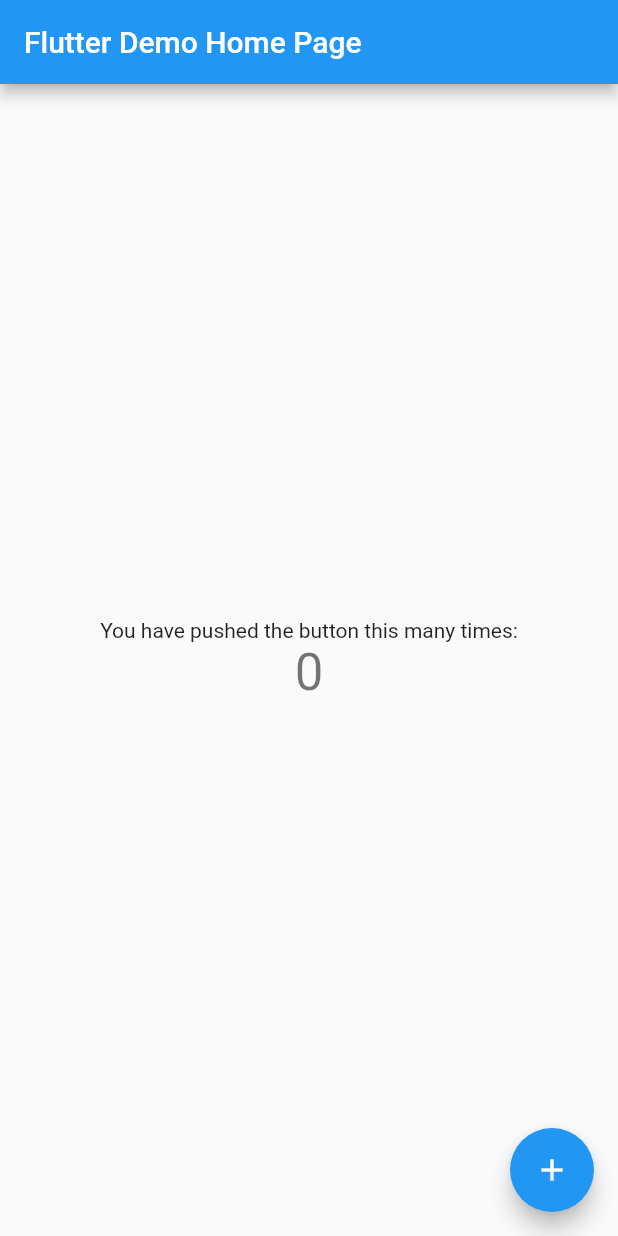
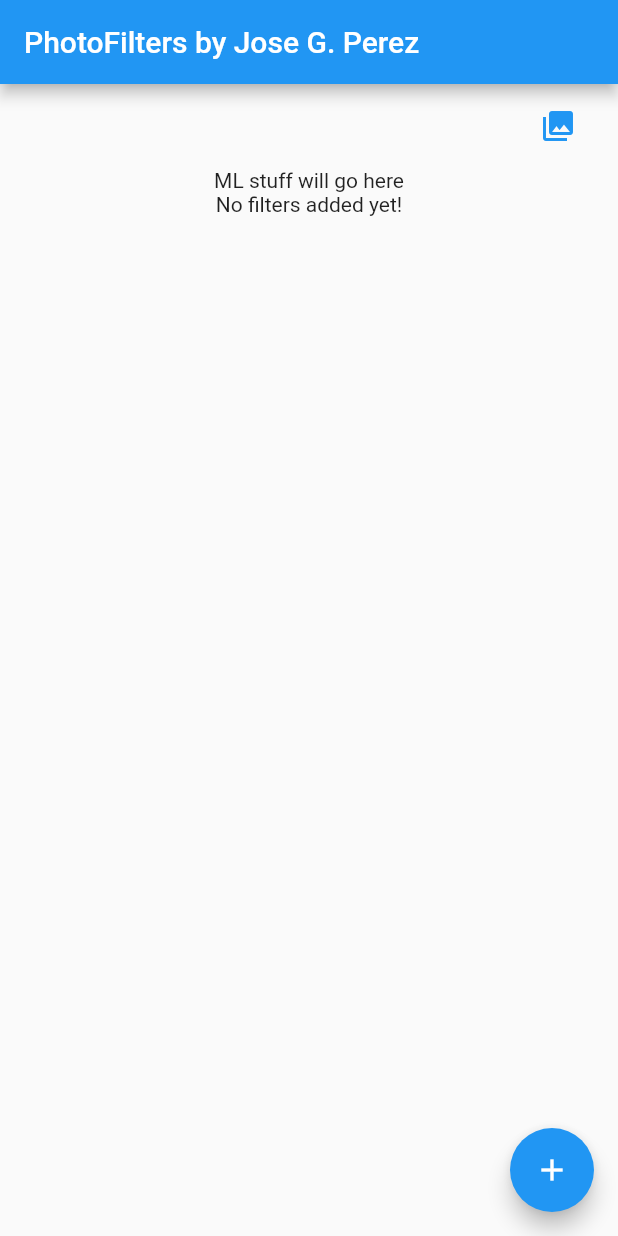
Before and after one commit to DeveloperJose/Dart-Flutter-PhotoFilters, a Flutter app: the screen it shows after launch, on a phone screen of 412 x 824 dp. Run offline on Flutter 3.47's test engine with Material 2 defaults, Android fonts, the phone set to English and light mode, and no system bars; our stand-ins replace image_picker; missing offline and left inert: card_settings, fa_stepper, firebase_ml_vision; accounts and stored records are empty.

Commit message:
Added static image filters, first prototype

```diff
--- /dev/null
+++ b/lib/base_model.dart
@@ -0,0 +1,22 @@
+import 'package:scoped_model/scoped_model.dart';
+
+class BaseModel<T> extends Model {
+  int stackIndex = 0;
+  List<T> entityList = [];
+  T entityBeingEdited;
+
+  void setStackIndex(int stackIndex) {
+    this.stackIndex = stackIndex;
+    notifyListeners();
+  }
+
+  void loadData(database) async {
+    entityList.clear();
+    entityList.addAll(await database.getAll());
+    notifyListeners();
+  }
+
+  void triggerRebuild() {
+    notifyListeners();
+  }
+}
--- /dev/null
+++ b/lib/filters/filter_model.dart
@@ -0,0 +1,54 @@
+import 'dart:io';
+import 'package:flutter/material.dart';
+import 'package:firebase_ml_vision/firebase_ml_vision.dart';
+
+import 'package:photofilters/base_model.dart';
+import 'package:photofilters/image_utils.dart';
+import 'package:photofilters/ml_utils.dart';
+
+FilterModel filtersModel = FilterModel();
+
+class FilterInfo {
+  ImageWrapper imageWrapper;
+  double width;
+  double height;
+
+  FilterInfo(this.imageWrapper) {
+    width = imageWrapper.width;
+    height = imageWrapper.height;
+  }
+}
+
+class Filter {
+  String name;
+  Map<FaceLandmarkType, FilterInfo> landmarks = {};
+
+  @override
+  String toString() {
+    return "Filter.toString(): $name";
+  }
+}
+
+class FilterModel extends BaseModel<Filter> {
+  int _currentStep = 0;
+  ImageML imageML;
+  Map<FaceLandmarkType, FilterInfo> landmarks = {};
+
+  get currentStep => _currentStep;
+
+  set currentStep(value) {
+    _currentStep = value;
+    notifyListeners();
+  }
+
+  void addLandmarkFilter(FaceLandmarkType type, ImageWrapper image)
+  {
+    landmarks[type] = FilterInfo(image);
+    notifyListeners();
+  }
+
+  void addImageML(ImageML im) {
+    imageML = im;
+    notifyListeners();
+  }
+}
--- /dev/null
+++ b/lib/filters/filters.dart
@@ -0,0 +1,21 @@
+import 'package:flutter/material.dart';
+import 'package:scoped_model/scoped_model.dart';
+
+import 'filter_model.dart';
+import 'filters_entry.dart';
+import 'filters_list.dart';
+
+class Filters extends StatelessWidget {
+
+  @override
+  Widget build(BuildContext context) {
+    return ScopedModel<FilterModel>(
+        model: filtersModel,
+        child: ScopedModelDescendant<FilterModel>(builder: (BuildContext context, Widget child, FilterModel model) {
+          return IndexedStack(
+            index: model.stackIndex,
+            children: <Widget>[FilterList(), FilterEntry()],
+          );
+        }));
+  }
+}
--- /dev/null
+++ b/lib/filters/filters_list.dart
@@ -0,0 +1,57 @@
+import 'package:firebase_ml_vision/firebase_ml_vision.dart';
+import 'package:flutter/material.dart';
+import 'package:photofilters/image_utils.dart';
+import 'package:scoped_model/scoped_model.dart';
+
+
+import 'package:photofilters/ml_utils.dart';
+import 'filter_model.dart';
+
+class FilterList extends StatelessWidget {
+  final String tempFilename = 'temp_photo';
+
+  Widget buildFloatingActionButton(FilterModel model) => FloatingActionButton(
+      child: Icon(Icons.add),
+      onPressed: () async {
+        // Delete temp file
+        model.entityBeingEdited = Filter();
+        model.setStackIndex(1);
+      });
+
+  Widget buildSlideable(BuildContext context, FilterModel model, Filter filter) {
+    return Card(elevation: 8, child: Text(filter.name));
+  }
+
+  @override
+  Widget build(BuildContext context) {
+    return ScopedModelDescendant<FilterModel>(builder: (BuildContext context, Widget child, FilterModel model) {
+      return Scaffold(
+        floatingActionButton: buildFloatingActionButton(model),
+        body: Column(children: [
+          ListTile(
+            trailing: IconButton(
+              icon: Icon(Icons.photo_library),
+              color: Colors.blue,
+              onPressed: () async {
+                await selectImage(context, tempFilename);
+                model.addImageML(await ImageML.fromFilename(tempFilename));
+              },
+            ),
+          ),
+          (model.imageML != null)
+              ? model.imageML.getWidget(model)
+              : Text('ML stuff will go here'),
+          (model.entityList.length == 0)
+              ? Text('No filters added yet!')
+              : Expanded(
+                  child: GridView.builder(
+                  physics: ScrollPhysics(),
+                  gridDelegate: SliverGridDelegateWithFixedCrossAxisCount(crossAxisCount: 2),
+                  itemCount: model.entityList.length,
+                  itemBuilder: (BuildContext context, int index) => buildSlideable(context, model, model.entityList[index]),
+                ))
+        ]),
+      );
+    });
+  }
+}
--- a/lib/main.dart
+++ b/lib/main.dart
@@ -1,111 +1,23 @@
 import 'package:flutter/material.dart';
+import 'package:path_provider/path_provider.dart';
 
-void main() => runApp(MyApp());
+import 'filters/filters.dart';
+import 'image_utils.dart' as image_utils;
+
+void main() async {
+  WidgetsFlutterBinding.ensureInitialized();
+  image_utils.mDocsDir = await getApplicationDocumentsDirectory();
+  runApp(MyApp());
+}
 
 class MyApp extends StatelessWidget {
-  // This widget is the root of your application.
   @override
   Widget build(BuildContext context) {
     return MaterialApp(
-      title: 'Flutter Demo',
-      theme: ThemeData(
-        // This is the theme of your application.
-        //
-        // Try running your application with "flutter run". You'll see the
-        // application has a blue toolbar. Then, without quitting the app, try
-        // changing the primarySwatch below to Colors.green and then invoke
-        // "hot reload" (press "r" in the console where you ran "flutter run",
-        // or simply save your changes to "hot reload" in a Flutter IDE).
-        // Notice that the counter didn't reset back to zero; the application
-        // is not restarted.
-        primarySwatch: Colors.blue,
-      ),
-      home: MyHomePage(title: 'Flutter Demo Home Page'),
-    );
+        debugShowCheckedModeBanner: true,
+        home: Scaffold(
+          appBar: AppBar(title: Text('PhotoFilters by Jose G. Perez')),
+          body: Filters(),
+        ));
   }
 }
-
-class MyHomePage extends StatefulWidget {
-  MyHomePage({Key key, this.title}) : super(key: key);
-
-  // This widget is the home page of your application. It is stateful, meaning
-  // that it has a State object (defined below) that contains fields that affect
-  // how it looks.
-
-  // This class is the configuration for the state. It holds the values (in this
-  // case the title) provided by the parent (in this case the App widget) and
-  // used by the build method of the State. Fields in a Widget subclass are
-  // always marked "final".
-
-  final String title;
-
-  @override
-  _MyHomePageState createState() => _MyHomePageState();
-}
-
-class _MyHomePageState extends State<MyHomePage> {
-  int _counter = 0;
-
-  void _incrementCounter() {
-    setState(() {
-      // This call to setState tells the Flutter framework that something has
-      // changed in this State, which causes it to rerun the build method below
-      // so that the display can reflect the updated values. If we changed
-      // _counter without calling setState(), then the build method would not be
-      // called again, and so nothing would appear to happen.
-      _counter++;
-    });
-  }
-
-  @override
-  Widget build(BuildContext context) {
-    // This method is rerun every time setState is called, for instance as done
-    // by the _incrementCounter method above.
-    //
-    // The Flutter framework has been optimized to make rerunning build methods
-    // fast, so that you can just rebuild anything that needs updating rather
-    // than having to individually change instances of widgets.
-    return Scaffold(
-      appBar: AppBar(
-        // Here we take the value from the MyHomePage object that was created by
-        // the App.build method, and use it to set our appbar title.
-        title: Text(widget.title),
-      ),
-      body: Center(
-        // Center is a layout widget. It takes a single child and positions it
-        // in the middle of the parent.
-        child: Column(
-          // Column is also a layout widget. It takes a list of children and
-          // arranges them vertically. By default, it sizes itself to fit its
-          // children horizontally, and tries to be as tall as its parent.
-          //
-          // Invoke "debug painting" (press "p" in the console, choose the
-          // "Toggle Debug Paint" action from the Flutter Inspector in Android
-          // Studio, or the "Toggle Debug Paint" command in Visual Studio Code)
-          // to see the wireframe for each widget.
-          //
-          // Column has various properties to control how it sizes itself and
-          // how it positions its children. Here we use mainAxisAlignment to
-          // center the children vertically; the main axis here is the vertical
-          // axis because Columns are vertical (the cross axis would be
-          // horizontal).
-          mainAxisAlignment: MainAxisAlignment.center,
-          children: <Widget>[
-            Text(
-              'You have pushed the button this many times:',
-            ),
-            Text(
-              '$_counter',
-              style: Theme.of(context).textTheme.display1,
-            ),
-          ],
-        ),
-      ),
-      floatingActionButton: FloatingActionButton(
-        onPressed: _incrementCounter,
-        tooltip: 'Increment',
-        child: Icon(Icons.add),
-      ), // This trailing comma makes auto-formatting nicer for build methods.
-    );
-  }
-}
```
Also changed, not shown: lib/filters/filters_entry.dart (added, +156 -0 lines), lib/image_utils.dart (added, +96 -0 lines), lib/ml_utils.dart (added, +63 -0 lines), pubspec.yaml (+9 -8 lines), pubspec.lock, 4 other files.
